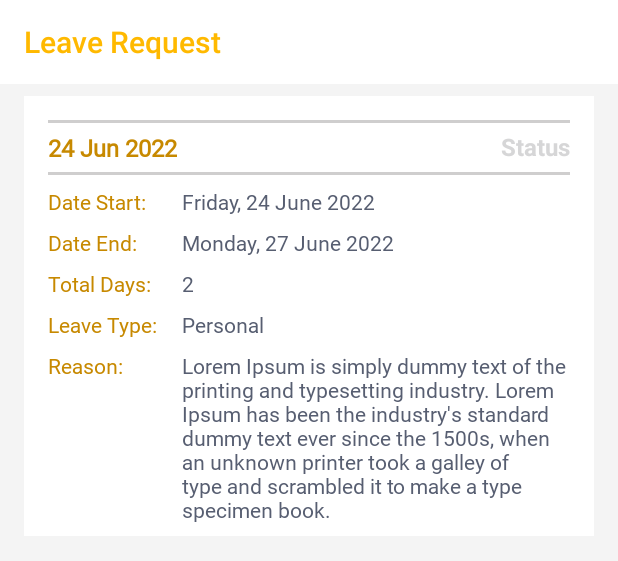
After one commit to fisecode/absent-app, an Android app: the layout fragment_leave.xml on its own in the app's theme, with its tools: preview values and no code run, on a phone screen of 412 x 824 dp. The commit adds this screen. Shown: the top 561 px of the screen. Run offline under Robolectric (Android 15) with nearby library versions, the phone set to English and light mode, and no system bars.

Commit message:
Update ui-history

```diff
--- /dev/null
+++ b/app/src/main/java/com/fisecode/absentapp/model/dummy/LeaveModel.kt
@@ -0,0 +1,22 @@
+package com.fisecode.absentapp.model.dummy
+
+class LeaveModel (appliedOn:String, status:String, dateStart:String, dateEnd:String, totalDays:Int, leaveType:String, reason:String){
+
+    var appliedOn = ""
+    var status = ""
+    var dateStart = ""
+    var dateEnd = ""
+    var totalDays = 0
+    var leaveType = ""
+    var reason = ""
+
+    init {
+        this.appliedOn = appliedOn
+        this.status = status
+        this.dateStart = dateStart
+        this.dateEnd = dateEnd
+        this.totalDays = totalDays
+        this.leaveType = leaveType
+        this.reason = reason
+    }
+}
--- /dev/null
+++ b/app/src/main/java/com/fisecode/absentapp/views/leave/LeaveAdapter.kt
@@ -0,0 +1,17 @@
+package com.fisecode.absentapp.views.leave
+
+import android.view.LayoutInflater
+import android.view.View
+import android.view.ViewGroup
+import androidx.recyclerview.widget.RecyclerView
+import com.bumptech.glide.Glide
+import com.fisecode.absentapp.R
+import com.fisecode.absentapp.databinding.FragmentLeaveBinding
+import com.fisecode.absentapp.model.dummy.LeaveModel
+
+class LeaveAdapter (
+    private val lisData : List<LeaveModel>,
+    private val itemAdapterCallback : ItemAdapterCallback,
+    ) : RecyclerView.Adapter<HomeAdapter.ViewHolder>(){
+
+}
--- /dev/null
+++ b/app/src/main/java/com/fisecode/absentapp/views/leave/LeaveFragment.kt
@@ -0,0 +1,24 @@
+package com.fisecode.absentapp.views.leave
+
+import android.os.Bundle
+import androidx.fragment.app.Fragment
+import android.view.LayoutInflater
+import android.view.View
+import android.view.ViewGroup
+import com.fisecode.absentapp.R
+import com.fisecode.absentapp.databinding.FragmentLeaveBinding
+import com.fisecode.absentapp.databinding.FragmentProfileBinding
+
+class LeaveFragment : Fragment() {
+
+    private var binding: FragmentLeaveBinding? = null
+
+    override fun onCreateView(
+        inflater: LayoutInflater, container: ViewGroup?,
+        savedInstanceState: Bundle?
+    ): View? {
+        binding = FragmentLeaveBinding.inflate(inflater, container, false)
+        return binding?.root
+    }
+
+}
--- a/app/src/main/java/com/fisecode/absentapp/views/main/MainActivity.kt
+++ b/app/src/main/java/com/fisecode/absentapp/views/main/MainActivity.kt
@@ -7,7 +7,7 @@ import com.fisecode.absentapp.R
 import com.fisecode.absentapp.databinding.ActivityMainBinding
 import com.fisecode.absentapp.views.absent.AbsentFragment
 import com.fisecode.absentapp.views.profile.ProfileFragment
-import com.fisecode.absentapp.views.timeoff.TimeOffFragment
+import com.fisecode.absentapp.views.leave.LeaveFragment
 
 class MainActivity : AppCompatActivity() {
 
@@ -25,7 +25,7 @@ class MainActivity : AppCompatActivity() {
         binding.btmNavigationMain.setOnItemSelectedListener {
             when(it.itemId) {
                 R.id.action_leave -> {
-                    openFragment(TimeOffFragment())
+                    openFragment(LeaveFragment())
                     return@setOnItemSelectedListener true
                 }
 
--- a/app/src/main/java/com/fisecode/absentapp/views/timeoff/TimeOffFragment.kt
+++ /dev/null
@@ -1,23 +0,0 @@
-package com.fisecode.absentapp.views.timeoff
-
-import android.os.Bundle
-import androidx.fragment.app.Fragment
-import android.view.LayoutInflater
-import android.view.View
-import android.view.ViewGroup
-import com.fisecode.absentapp.R
-
-class TimeOffFragment : Fragment() {
-    // TODO: Rename and change types of parameters
-    private var param1: String? = null
-    private var param2: String? = null
-
-    override fun onCreateView(
-        inflater: LayoutInflater, container: ViewGroup?,
-        savedInstanceState: Bundle?
-    ): View? {
-        // Inflate the layout for this fragment
-        return inflater.inflate(R.layout.fragment_time_off, container, false)
-    }
-
-}
--- /dev/null
+++ b/app/src/main/res/layout/fragment_leave.xml
@@ -0,0 +1,38 @@
+<?xml version="1.0" encoding="utf-8"?>
+<LinearLayout xmlns:android="http://schemas.android.com/apk/res/android"
+    xmlns:tools="http://schemas.android.com/tools"
+    xmlns:app="http://schemas.android.com/apk/res-auto"
+    android:orientation="vertical"
+    android:layout_width="match_parent"
+    android:layout_height="match_parent"
+    android:background="#F4F4F4"
+    tools:context=".views.leave.LeaveFragment">
+
+    <com.google.android.material.appbar.AppBarLayout
+        android:layout_width="match_parent"
+        android:layout_height="wrap_content"
+        android:background="@color/white"
+        app:elevation="0dp">
+
+        <androidx.appcompat.widget.Toolbar
+            android:id="@+id/tb_leave_request"
+            android:layout_width="match_parent"
+            android:layout_height="wrap_content"
+            app:title="Leave Request"
+            app:titleTextColor="@color/color_primary"/>
+
+    </com.google.android.material.appbar.AppBarLayout>
+
+    <androidx.recyclerview.widget.RecyclerView
+        android:id="@+id/rc_list_leave"
+        android:layout_width="match_parent"
+        android:layout_height="wrap_content"
+        android:clipChildren="false"
+        android:clipToPadding="false"
+        android:layout_marginStart="16dp"
+        android:layout_marginEnd="16dp"
+        android:layout_marginTop="8dp"
+        tools:listitem="@layout/item_leave"
+        tools:itemCount="1"/>
+
+</LinearLayout>
--- a/app/src/main/res/layout/fragment_time_off.xml
+++ /dev/null
@@ -1,14 +0,0 @@
-<?xml version="1.0" encoding="utf-8"?>
-<FrameLayout xmlns:android="http://schemas.android.com/apk/res/android"
-    xmlns:tools="http://schemas.android.com/tools"
-    android:layout_width="match_parent"
-    android:layout_height="match_parent"
-    tools:context=".views.timeoff.TimeOffFragment">
-
-    <!-- TODO: Update blank fragment layout -->
-    <TextView
-        android:layout_width="match_parent"
-        android:layout_height="match_parent"
-        android:text="@string/hello_blank_fragment" />
-
-</FrameLayout>
--- /dev/null
+++ b/app/src/main/res/layout/item_leave.xml
@@ -0,0 +1,184 @@
+<?xml version="1.0" encoding="utf-8"?>
+<androidx.constraintlayout.widget.ConstraintLayout xmlns:android="http://schemas.android.com/apk/res/android"
+    xmlns:app="http://schemas.android.com/apk/res-auto"
+    xmlns:tools="http://schemas.android.com/tools"
+    android:layout_width="match_parent"
+    android:layout_height="wrap_content"
+    android:background="@color/white">
+
+    <View
+        android:id="@+id/view2"
+        android:layout_width="match_parent"
+        android:layout_height="2dp"
+        android:layout_marginStart="16dp"
+        android:layout_marginTop="16dp"
+        android:layout_marginEnd="16dp"
+        android:background="#CFCECE"
+        app:layout_constraintEnd_toEndOf="parent"
+        app:layout_constraintStart_toStartOf="parent"
+        app:layout_constraintTop_toTopOf="parent" />
+
+    <TextView
+        android:id="@+id/tv_date_leave"
+        android:layout_width="wrap_content"
+        android:layout_height="wrap_content"
+        android:layout_marginStart="16dp"
+        android:layout_marginTop="5dp"
+        android:fontFamily="@font/roboto"
+        android:text="24 Jun 2022"
+        android:textColor="@color/color_primary_dark"
+        android:textSize="16sp"
+        android:textStyle="bold"
+        app:layout_constraintStart_toStartOf="parent"
+        app:layout_constraintTop_toBottomOf="@+id/view2"
+        tools:ignore="TextContrastCheck" />
+
+    <View
+        android:id="@+id/view3"
+        android:layout_width="match_parent"
+        android:layout_height="2dp"
+        android:layout_marginStart="16dp"
+        android:layout_marginTop="5dp"
+        android:layout_marginEnd="16dp"
+        android:background="#CFCECE"
+        app:layout_constraintEnd_toEndOf="parent"
+        app:layout_constraintStart_toStartOf="parent"
+        app:layout_constraintTop_toBottomOf="@+id/tv_date_leave" />
+
+    <TextView
+        android:id="@+id/tv_status_leave"
+        android:layout_width="wrap_content"
+        android:layout_height="wrap_content"
+        android:layout_marginTop="16dp"
+        android:layout_marginEnd="16dp"
+        android:text="Status"
+        android:textColor="@color/quantum_googgreen"
+        android:textSize="16sp"
+        android:textStyle="bold"
+        app:layout_constraintBottom_toTopOf="@+id/view3"
+        app:layout_constraintEnd_toEndOf="parent"
+        app:layout_constraintHorizontal_bias="1.0"
+        app:layout_constraintStart_toEndOf="@+id/tv_date_leave"
+        app:layout_constraintTop_toTopOf="parent" />
+
+    <TextView
+        android:id="@+id/textView4"
+        android:layout_width="wrap_content"
+        android:layout_height="wrap_content"
+        android:layout_marginStart="16dp"
+        android:layout_marginTop="8dp"
+        android:fontFamily="@font/roboto"
+        android:text="Date Start:"
+        android:textColor="@color/color_primary_dark"
+        app:layout_constraintStart_toStartOf="parent"
+        app:layout_constraintTop_toBottomOf="@+id/view3" />
+
+    <TextView
+        android:id="@+id/textView5"
+        android:layout_width="wrap_content"
+        android:layout_height="wrap_content"
+        android:layout_marginStart="16dp"
+        android:layout_marginTop="8dp"
+        android:fontFamily="@font/roboto"
+        android:text="Date End:"
+        android:textColor="@color/color_primary_dark"
+        app:layout_constraintStart_toStartOf="parent"
+        app:layout_constraintTop_toBottomOf="@+id/textView4" />
+
+    <TextView
+        android:id="@+id/textView6"
+        android:layout_width="wrap_content"
+        android:layout_height="wrap_content"
+        android:layout_marginStart="16dp"
+        android:layout_marginTop="8dp"
+        android:fontFamily="@font/roboto"
+        android:text="Total Days:"
+        android:textColor="@color/color_primary_dark"
+        app:layout_constraintStart_toStartOf="parent"
+        app:layout_constraintTop_toBottomOf="@+id/textView5" />
+
+    <TextView
+        android:id="@+id/textView7"
+        android:layout_width="wrap_content"
+        android:layout_height="wrap_content"
+        android:layout_marginStart="16dp"
+        android:layout_marginTop="8dp"
+        android:fontFamily="@font/roboto"
+        android:text="Leave Type:"
+        android:textColor="@color/color_primary_dark"
+        app:layout_constraintStart_toStartOf="parent"
+        app:layout_constraintTop_toBottomOf="@+id/textView6" />
+
+    <TextView
+        android:id="@+id/textView9"
+        android:layout_width="wrap_content"
+        android:layout_height="wrap_content"
+        android:layout_marginStart="16dp"
+        android:layout_marginTop="8dp"
+        android:fontFamily="@font/roboto"
+        android:text="Reason:"
+        android:textColor="@color/color_primary_dark"
+        app:layout_constraintStart_toStartOf="parent"
+        app:layout_constraintTop_toBottomOf="@+id/textView7" />
+
+    <TextView
+        android:id="@+id/tv_date_start"
+        android:layout_width="wrap_content"
+        android:layout_height="wrap_content"
+        android:layout_marginStart="24dp"
+        android:layout_marginTop="8dp"
+        android:fontFamily="@font/roboto"
+        android:text="Friday, 24 June 2022"
+        android:textColor="@color/material_dynamic_secondary40"
+        app:layout_constraintStart_toEndOf="@+id/textView4"
+        app:layout_constraintTop_toBottomOf="@+id/view3" />
+
+    <TextView
+        android:id="@+id/tv_date_end"
+        android:layout_width="wrap_content"
+        android:layout_height="wrap_content"
+        android:layout_marginTop="8dp"
+        android:fontFamily="@font/roboto"
+        android:text="Monday, 27 June 2022"
+        android:textColor="@color/material_dynamic_secondary40"
+        app:layout_constraintStart_toStartOf="@+id/tv_date_start"
+        app:layout_constraintTop_toBottomOf="@+id/tv_date_start" />
+
+    <TextView
+        android:id="@+id/tv_total_days"
+        android:layout_width="wrap_content"
+        android:layout_height="wrap_content"
+        android:layout_marginTop="8dp"
+        android:fontFamily="@font/roboto"
+        android:text="2"
+        android:textColor="@color/material_dynamic_secondary40"
+        app:layout_constraintStart_toStartOf="@+id/tv_date_end"
+        app:layout_constraintTop_toBottomOf="@+id/tv_date_end" />
+
+    <TextView
+        android:id="@+id/tv_leave_type"
+        android:layout_width="wrap_content"
+        android:layout_height="wrap_content"
+        android:layout_marginTop="8dp"
+        android:fontFamily="@font/roboto"
+        android:text="Personal"
+        android:textColor="@color/material_dynamic_secondary40"
+        app:layout_constraintStart_toStartOf="@+id/tv_total_days"
+        app:layout_constraintTop_toBottomOf="@+id/tv_total_days" />
+
+    <TextView
+        android:id="@+id/textView15"
+        android:layout_width="0dp"
+        android:layout_height="wrap_content"
+        android:layout_marginTop="8dp"
+        android:layout_marginEnd="16dp"
+        android:layout_marginBottom="8dp"
+        android:fontFamily="@font/roboto"
+        android:text="Lorem Ipsum is simply dummy text of the printing and typesetting industry. Lorem Ipsum has been the industry's standard dummy text ever since the 1500s, when an unknown printer took a galley of type and scrambled it to make a type specimen book."
+        android:textColor="@color/material_dynamic_secondary40"
+        app:layout_constraintBottom_toBottomOf="parent"
+        app:layout_constraintEnd_toEndOf="parent"
+        app:layout_constraintHorizontal_bias="0.0"
+        app:layout_constraintStart_toStartOf="@+id/tv_leave_type"
+        app:layout_constraintTop_toBottomOf="@+id/tv_leave_type" />
+</androidx.constraintlayout.widget.ConstraintLayout>
```
